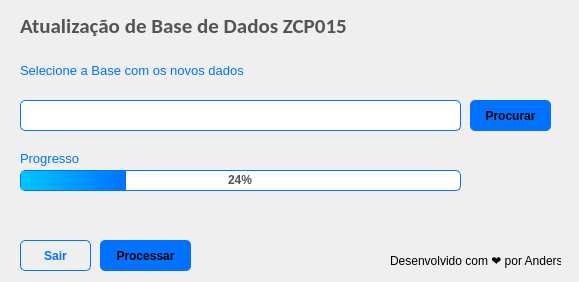
AndersonBones/update-zcp015-app, file gui.ui: the form before one commit.
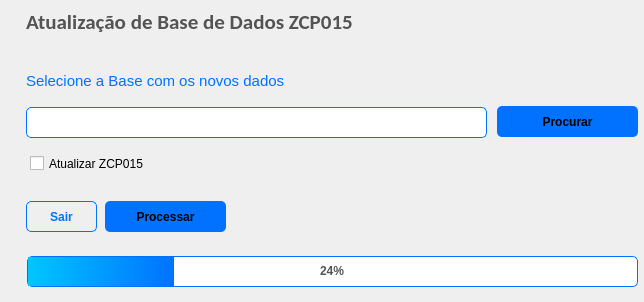
The form after the commit.

What changed in the file:
```diff
--- a/gui.ui
+++ b/gui.ui
@@ -6,16 +6,27 @@
    <rect>
     <x>0</x>
     <y>0</y>
-    <width>579</width>
-    <height>282</height>
+    <width>644</width>
+    <height>302</height>
    </rect>
   </property>
+  <property name="maximumSize">
+   <size>
+    <width>644</width>
+    <height>16777215</height>
+   </size>
+  </property>
   <property name="windowTitle">
    <string>UPDATE ZCP015</string>
   </property>
   <property name="styleSheet">
-   <string notr="true">background-color: rgb(60, 60, 60);
+   <string notr="true">background-color: rgb(245, 245, 245);
+width:580;
+height:300;
 
+QDialog:{
+	padding:5px;
+}
 button:{
 	border:none;
 	border-radius:5px
@@ -24,8 +35,8 @@
   <widget class="QPushButton" name="exit_button">
    <property name="geometry">
     <rect>
-     <x>20</x>
-     <y>240</y>
+     <x>26</x>
+     <y>201</y>
      <width>71</width>
      <height>31</height>
     </rect>
@@ -48,9 +59,9 @@
   <widget class="QPushButton" name="run_process_btn">
    <property name="geometry">
     <rect>
-     <x>100</x>
-     <y>240</y>
-     <width>91</width>
+     <x>105</x>
+     <y>201</y>
+     <width>121</width>
      <height>31</height>
     </rect>
    </property>
@@ -75,9 +86,9 @@
   <widget class="QPushButton" name="search_file_btn">
    <property name="geometry">
     <rect>
-     <x>470</x>
-     <y>100</y>
-     <width>81</width>
+     <x>497</x>
+     <y>106</y>
+     <width>141</width>
      <height>31</height>
     </rect>
    </property>
@@ -98,9 +109,9 @@
   <widget class="QLineEdit" name="path">
    <property name="geometry">
     <rect>
-     <x>20</x>
-     <y>100</y>
-     <width>441</width>
+     <x>26</x>
+     <y>107</y>
+     <width>461</width>
      <height>31</height>
     </rect>
    </property>
@@ -112,9 +123,9 @@
   <widget class="QLabel" name="title">
    <property name="geometry">
     <rect>
-     <x>20</x>
-     <y>10</y>
-     <width>421</width>
+     <x>26</x>
+     <y>6</y>
+     <width>601</width>
      <height>31</height>
     </rect>
    </property>
@@ -139,44 +150,32 @@
   <widget class="QLabel" name="info">
    <property name="geometry">
     <rect>
-     <x>20</x>
-     <y>60</y>
-     <width>231</width>
+     <x>26</x>
+     <y>70</y>
+     <width>601</width>
      <height>21</height>
     </rect>
    </property>
    <property name="font">
     <font>
-     <pointsize>10</pointsize>
+     <pointsize>-1</pointsize>
     </font>
    </property>
    <property name="styleSheet">
-    <string notr="true">color: rgb(0, 114, 255);</string>
+    <string notr="true">color: rgb(0, 114, 255);
+font-size:15px;</string>
    </property>
    <property name="text">
     <string>Selecione a Base com os novos dados</string>
    </property>
   </widget>
-  <widget class="QLabel" name="label">
-   <property name="geometry">
-    <rect>
-     <x>390</x>
-     <y>250</y>
-     <width>171</width>
-     <height>20</height>
-    </rect>
-   </property>
-   <property name="text">
-    <string>Desenvolvido com ❤ por Anderson</string>
-   </property>
-  </widget>
   <widget class="QProgressBar" name="progressBar">
    <property name="geometry">
     <rect>
-     <x>20</x>
-     <y>170</y>
-     <width>441</width>
-     <height>21</height>
+     <x>27</x>
+     <y>256</y>
+     <width>611</width>
+     <height>31</height>
     </rect>
    </property>
    <property name="styleSheet">
@@ -200,25 +199,17 @@
     <number>24</number>
    </property>
   </widget>
-  <widget class="QLabel" name="label_2">
+  <widget class="QCheckBox" name="checkBox">
    <property name="geometry">
     <rect>
-     <x>20</x>
-     <y>150</y>
-     <width>61</width>
-     <height>16</height>
+     <x>30</x>
+     <y>153</y>
+     <width>201</width>
+     <height>21</height>
     </rect>
    </property>
-   <property name="font">
-    <font>
-     <pointsize>10</pointsize>
-    </font>
-   </property>
-   <property name="styleSheet">
-    <string notr="true">color: rgb(0, 114, 255);</string>
-   </property>
    <property name="text">
-    <string>Progresso</string>
+    <string>Atualizar ZCP015</string>
    </property>
   </widget>
   <zorder>exit_button</zorder>
```
Left out of the diff: 9 changed lines with no effect on the pictures.
